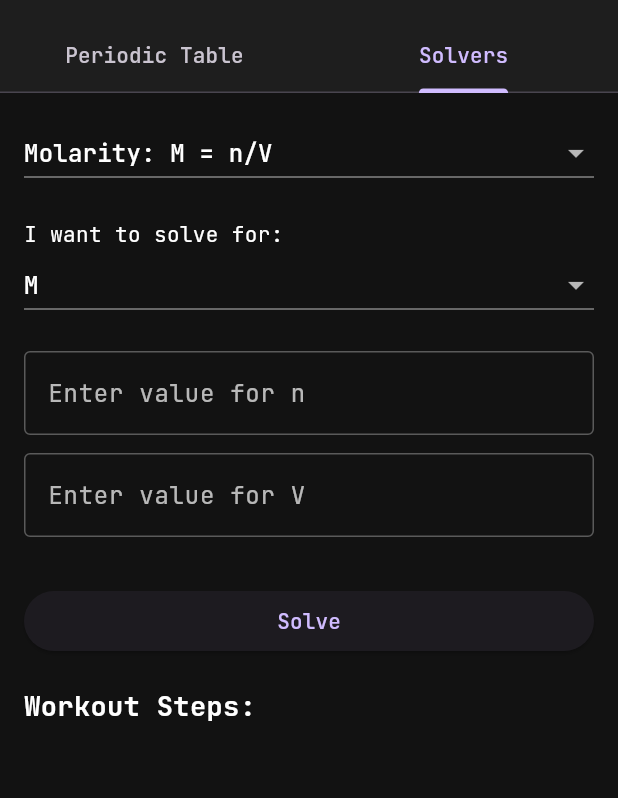
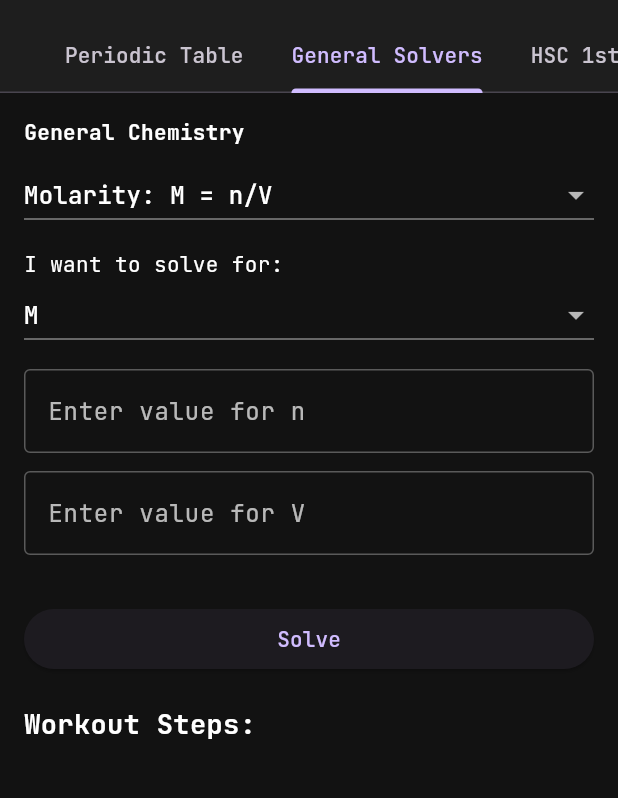
Before and after one commit to RRO-007/omniformula_solver, a Flutter app: the ChemistryPage screen opened directly, tab 2 chosen, on a phone screen of 412 x 824 dp, the part 63-861 px from its top. Run offline on Flutter 3.47's test engine with Material 3 defaults, Android fonts, the phone set to English and light mode, and no system bars; our stand-ins replace google_fonts, math_expressions.

Commit message:
Added HSC Chemistry 1st Paper formulas database + tabbed Chemistry page + fixed linter error

```diff
--- /dev/null
+++ b/lib/models/chemistry/hsc_chem1_database.dart
@@ -0,0 +1,464 @@
+import '../formula.dart';
+
+class HscChem1Database {
+  static final List<Formula> hscChem1Formulas = [
+    // ========== CHAPTER 1: LAB SAFETY & BASIC CONCEPTS ==========
+    Formula(
+      id: 'chem1_rider_constant',
+      name: 'Rider Constant (RC = 2m/N)',
+      variables: ['RC', 'm_rider', 'N'],
+      equations: {
+        'RC': '2*m_rider/N',
+        'm_rider': 'RC*N/2',
+        'N': '2*m_rider/RC',
+      },
+    ),
+    Formula(
+      id: 'chem1_total_mass',
+      name: 'Total Mass (Paul-Bunge Balance)',
+      variables: ['M', 'M_gram', 'M_mg', 'd', 'RC'],
+      equations: {
+        'M': 'M_gram+M_mg+(d*RC)',
+        'd': '(M-M_gram-M_mg)/RC',
+        'RC': '(M-M_gram-M_mg)/d',
+      },
+    ),
+    Formula(
+      id: 'chem1_molarity',
+      name: 'Molarity (S = w/(M*V))',
+      variables: ['S', 'w', 'M', 'V_L'],
+      equations: {
+        'S': 'w/(M*V_L)',
+        'w': 'S*M*V_L',
+        'M': 'w/(S*V_L)',
+        'V_L': 'w/(S*M)',
+      },
+    ),
+    Formula(
+      id: 'chem1_mass_solute',
+      name: 'Mass of Solute Required',
+      variables: ['w', 'S', 'M', 'V_mL'],
+      equations: {
+        'w': 'S*M*V_mL/1000',
+        'S': '1000*w/(M*V_mL)',
+        'M': '1000*w/(S*V_mL)',
+        'V_mL': '1000*w/(S*M)',
+      },
+    ),
+    Formula(
+      id: 'chem1_dilution_law',
+      name: 'Dilution Law (V1S1 = V2S2)',
+      variables: ['V1', 'S1', 'V2', 'S2'],
+      equations: {
+        'V1': 'V2*S2/S1',
+        'S1': 'V2*S2/V1',
+        'V2': 'V1*S1/S2',
+        'S2': 'V1*S1/V2',
+      },
+    ),
+    Formula(
+      id: 'chem1_moles',
+      name: 'Number of Moles (n = w/M)',
+      variables: ['n', 'w', 'M'],
+      equations: {'n': 'w/M', 'w': 'n*M', 'M': 'w/n'},
+    ),
+    Formula(
+      id: 'chem1_ph_basic',
+      name: 'pH of Basic Solution (pH = 14 + log[OH])',
+      variables: ['pH', 'OH'],
+      equations: {'pH': '14+log(OH)', 'OH': '10^(pH-14)'},
+    ),
+
+    // ========== CHAPTER 2: QUALITATIVE CHEMISTRY ==========
+    Formula(
+      id: 'chem1_bohr_radius',
+      name: 'Bohr Radius (rn = 0.529n²/Z)',
+      variables: ['rn', 'n', 'Z'],
+      equations: {
+        'rn': '0.529e-10*n^2/Z',
+        'n': 'sqrt(rn*Z/0.529e-10)',
+        'Z': '0.529e-10*n^2/rn',
+      },
+    ),
+    Formula(
+      id: 'chem1_bohr_velocity',
+      name: 'Bohr Velocity (vn = 2.18e6 Z/n)',
+      variables: ['vn', 'Z', 'n'],
+      equations: {'vn': '2.18e6*Z/n', 'Z': 'vn*n/2.18e6', 'n': '2.18e6*Z/vn'},
+    ),
+    Formula(
+      id: 'chem1_angular_momentum',
+      name: 'Angular Momentum (L = nh/2π)',
+      variables: ['L', 'n'],
+      equations: {'L': 'n*6.626e-34/(2*3.14159)', 'n': 'L*2*3.14159/6.626e-34'},
+    ),
+    Formula(
+      id: 'chem1_bohr_energy',
+      name: 'Bohr Energy (En = -13.6Z²/n² eV)',
+      variables: ['En', 'Z', 'n'],
+      equations: {
+        'En': '-13.6*Z^2/(n^2)',
+        'Z': 'sqrt(-En*n^2/13.6)',
+        'n': 'sqrt(-13.6*Z^2/En)',
+      },
+    ),
+    Formula(
+      id: 'chem1_bohr_energy_molar',
+      name: 'Bohr Molar Energy (kJ/mol)',
+      variables: ['En', 'Z', 'n'],
+      equations: {
+        'En': '-1312*Z^2/(n^2)',
+        'Z': 'sqrt(-En*n^2/1312)',
+        'n': 'sqrt(-1312*Z^2/En)',
+      },
+    ),
+    Formula(
+      id: 'chem1_planck_energy',
+      name: 'Planck-Einstein (ΔE = hν)',
+      variables: ['dE', 'nu', 'lambda'],
+      equations: {
+        'dE': '6.626e-34*nu',
+        'nu': 'dE/6.626e-34',
+        'lambda': '6.626e-34*3e8/dE',
+      },
+    ),
+    Formula(
+      id: 'chem1_de_broglie',
+      name: 'de Broglie (λ = h/mv)',
+      variables: ['lambda', 'm', 'v'],
+      equations: {
+        'lambda': '6.626e-34/(m*v)',
+        'm': '6.626e-34/(lambda*v)',
+        'v': '6.626e-34/(lambda*m)',
+      },
+    ),
+    Formula(
+      id: 'chem1_orbitals_subshell',
+      name: 'Orbitals per Subshell (N = 2l+1)',
+      variables: ['N', 'l'],
+      equations: {'N': '2*l+1', 'l': '(N-1)/2'},
+    ),
+    Formula(
+      id: 'chem1_max_electrons_subshell',
+      name: 'Max Electrons Subshell (N = 2(2l+1))',
+      variables: ['N', 'l'],
+      equations: {'N': '2*(2*l+1)', 'l': '(N/2-1)/2'},
+    ),
+    Formula(
+      id: 'chem1_orbitals_shell',
+      name: 'Orbitals per Shell (N = n²)',
+      variables: ['N', 'n'],
+      equations: {'N': 'n^2', 'n': 'sqrt(N)'},
+    ),
+    Formula(
+      id: 'chem1_max_electrons_shell',
+      name: 'Max Electrons Shell (N = 2n²)',
+      variables: ['N', 'n'],
+      equations: {'N': '2*n^2', 'n': 'sqrt(N/2)'},
+    ),
+    Formula(
+      id: 'chem1_mass_number',
+      name: 'Mass Number (A = Z + n)',
+      variables: ['A', 'Z', 'n'],
+      equations: {'A': 'Z+n', 'Z': 'A-n', 'n': 'A-Z'},
+    ),
+    Formula(
+      id: 'chem1_charge_to_mass',
+      name: 'Mass from e/(e/m)',
+      variables: ['m', 'e', 'em_ratio'],
+      equations: {'m': 'e/em_ratio', 'e': 'm*em_ratio', 'em_ratio': 'e/m'},
+    ),
+    Formula(
+      id: 'chem1_faraday_charge',
+      name: 'Charge of 1 mole e⁻ (Q = NA·e)',
+      variables: ['Q'],
+      equations: {'Q': '6.022e23*1.602e-19'},
+    ),
+
+    // ========== CHAPTER 3: PERIODIC PROPERTIES ==========
+    Formula(
+      id: 'chem1_group_p_block',
+      name: 'p-block Group Number (10 + s + p)',
+      variables: ['G', 's', 'p'],
+      equations: {'G': '10+s+p', 's': 'G-10-p', 'p': 'G-10-s'},
+    ),
+    Formula(
+      id: 'chem1_group_d_block',
+      name: 'd-block Group Number (d + s)',
+      variables: ['G', 'd', 's'],
+      equations: {'G': 'd+s', 'd': 'G-s', 's': 'G-d'},
+    ),
+    Formula(
+      id: 'chem1_charge_density',
+      name: 'Charge Density (Z/r)',
+      variables: ['CD', 'Z', 'r'],
+      equations: {'CD': 'Z/r', 'Z': 'CD*r', 'r': 'Z/CD'},
+    ),
+    Formula(
+      id: 'chem1_magnetic_moment',
+      name: 'Spin-only Magnetic Moment',
+      variables: ['mu_s', 'n'],
+      equations: {'mu_s': 'sqrt(n*(n+2))', 'n': 'sqrt(1+mu_s^2)-1'},
+    ),
+    Formula(
+      id: 'chem1_crystal_field',
+      name: 'Crystal Field Splitting Energy',
+      variables: ['dE', 'lambda'],
+      equations: {'dE': '6.626e-34*3e8/lambda', 'lambda': '6.626e-34*3e8/dE'},
+    ),
+
+    // ========== CHAPTER 4: CHEMICAL CHANGE ==========
+    Formula(
+      id: 'chem1_atom_economy',
+      name: 'Percentage Atom Economy',
+      variables: ['AE', 'M_prod', 'M_react'],
+      equations: {
+        'AE': '(M_prod/M_react)*100',
+        'M_prod': 'AE*M_react/100',
+        'M_react': 'M_prod*100/AE',
+      },
+    ),
+    Formula(
+      id: 'chem1_rate_reaction',
+      name: 'Rate of Reaction',
+      variables: ['rate', 'dx', 'dt'],
+      equations: {'rate': 'dx/dt', 'dx': 'rate*dt', 'dt': 'dx/rate'},
+    ),
+    Formula(
+      id: 'chem1_rate_law',
+      name: 'Rate Law (r = k[A]^m[B]^n)',
+      variables: ['r', 'k', 'A', 'B', 'm', 'n'],
+      equations: {
+        'r': 'k*(A^m)*(B^n)',
+        'k': 'r/((A^m)*(B^n))',
+        'A': '(r/(k*(B^n)))^(1/m)',
+        'B': '(r/(k*(A^m)))^(1/n)',
+      },
+    ),
+    Formula(
+      id: 'chem1_first_order',
+      name: 'First-Order Kinetics (k = (1/t)ln(a/(a-x)))',
+      variables: ['k', 't', 'a', 'x'],
+      equations: {
+        'k': '(1/t)*ln(a/(a-x))',
+        't': '(1/k)*ln(a/(a-x))',
+        'a': 'x/(1-2.71828^(-k*t))',
+        'x': 'a*(1-2.71828^(-k*t))',
+      },
+    ),
+    Formula(
+      id: 'chem1_first_half_life',
+      name: 'First-Order Half-Life (t½ = 0.693/k)',
+      variables: ['t_half', 'k'],
+      equations: {'t_half': '0.693/k', 'k': '0.693/t_half'},
+    ),
+    Formula(
+      id: 'chem1_second_order',
+      name: 'Second-Order Kinetics',
+      variables: ['k', 't', 'a', 'x'],
+      equations: {
+        'k': '(1/t)*(x/(a*(a-x)))',
+        't': '(1/k)*(x/(a*(a-x)))',
+        'a': 'x/(1-1/(1+k*t*x))',
+        'x': 'a*(1-1/(1+k*t*a))',
+      },
+    ),
+    Formula(
+      id: 'chem1_second_half_life',
+      name: 'Second-Order Half-Life (t½ = 1/ka)',
+      variables: ['t_half', 'k', 'a'],
+      equations: {
+        't_half': '1/(k*a)',
+        'k': '1/(t_half*a)',
+        'a': '1/(k*t_half)',
+      },
+    ),
+    Formula(
+      id: 'chem1_arrhenius',
+      name: 'Arrhenius Equation (k = A·e^(-Ea/RT))',
+      variables: ['k', 'A', 'Ea', 'T'],
+      equations: {
+        'k': 'A*2.71828^(-Ea/(8.314*T))',
+        'A': 'k/2.71828^(-Ea/(8.314*T))',
+        'Ea': '-8.314*T*ln(k/A)',
+        'T': '-Ea/(8.314*ln(k/A))',
+      },
+    ),
+    Formula(
+      id: 'chem1_arrhenius_2temp',
+      name: 'Arrhenius 2-Temperature Form',
+      variables: ['k1', 'k2', 'T1', 'T2', 'Ea'],
+      equations: {
+        'k2': 'k1*2.71828^((Ea/8.314)*(1/T1-1/T2))',
+        'k1': 'k2/2.71828^((Ea/8.314)*(1/T1-1/T2))',
+        'Ea': '8.314*ln(k2/k1)/(1/T1-1/T2)',
+        'T1': '1/(1/T2-Ea/(8.314*ln(k2/k1)))',
+        'T2': '1/(1/T1+Ea/(8.314*ln(k2/k1)))',
+      },
+    ),
+    Formula(
+      id: 'chem1_kc',
+      name: 'Equilibrium Constant Kc',
+      variables: ['Kc', 'C', 'D', 'A', 'B', 'c', 'd', 'a', 'b'],
+      equations: {
+        'Kc': '(C^c*D^d)/(A^a*B^b)',
+        'C': '((Kc*(A^a)*(B^b))/(D^d))^(1/c)',
+      },
+    ),
+    Formula(
+      id: 'chem1_kp',
+      name: 'Equilibrium Constant Kp',
+      variables: ['Kp', 'pC', 'pD', 'pA', 'pB', 'c', 'd', 'a', 'b'],
+      equations: {
+        'Kp': '(pC^c*pD^d)/(pA^a*pB^b)',
+        'pC': '((Kp*(pA^a)*(pB^b))/(pD^d))^(1/c)',
+      },
+    ),
+    Formula(
+      id: 'chem1_kp_kc',
+      name: 'Kp and Kc Relation (Kp = Kc(RT)^Δn)',
+      variables: ['Kp', 'Kc', 'T', 'dn'],
+      equations: {
+        'Kp': 'Kc*(0.0821*T)^dn',
+        'Kc': 'Kp/((0.0821*T)^dn)',
+        'T': '((Kp/Kc)^(1/dn))/0.0821',
+        'dn': 'ln(Kp/Kc)/ln(0.0821*T)',
+      },
+    ),
+    Formula(
+      id: 'chem1_pcl5_kc',
+      name: 'PCl5 Dissociation Kc',
+      variables: ['Kc', 'alpha', 'V'],
+      equations: {
+        'Kc': 'alpha^2/((1-alpha)*V)',
+        'alpha': '(-Kc*V+sqrt(Kc^2*V^2+4*Kc*V))/2',
+      },
+    ),
+    Formula(
+      id: 'chem1_pcl5_kp',
+      name: 'PCl5 Dissociation Kp',
+      variables: ['Kp', 'alpha', 'P'],
+      equations: {'Kp': 'alpha^2*P/(1-alpha^2)', 'alpha': 'sqrt(Kp/(P+Kp))'},
+    ),
+    Formula(
+      id: 'chem1_n2o4_kp',
+      name: 'N2O4 Dissociation Kp',
+      variables: ['Kp', 'alpha', 'P'],
+      equations: {
+        'Kp': '4*alpha^2*P/(1-alpha^2)',
+        'alpha': 'sqrt(Kp/(4*P+Kp))',
+      },
+    ),
+    Formula(
+      id: 'chem1_kw',
+      name: 'Ionic Product of Water (Kw = [H][OH])',
+      variables: ['Kw', 'H', 'OH'],
+      equations: {'Kw': 'H*OH', 'H': 'Kw/OH', 'OH': 'Kw/H'},
+    ),
+    Formula(
+      id: 'chem1_ostwald_acid',
+      name: "Ostwald Dilution Law (Acid)",
+      variables: ['Ka', 'alpha', 'C'],
+      equations: {
+        'Ka': 'alpha^2*C/(1-alpha)',
+        'alpha': '(-Ka+sqrt(Ka^2+4*Ka*C))/(2*C)',
+        'C': 'Ka*(1-alpha)/(alpha^2)',
+      },
+    ),
+    Formula(
+      id: 'chem1_ostwald_acid_approx',
+      name: "Ostwald Dilution Law (Acid, α << 1)",
+      variables: ['Ka', 'alpha', 'C'],
+      equations: {
+        'Ka': 'alpha^2*C',
+        'alpha': 'sqrt(Ka/C)',
+        'C': 'Ka/(alpha^2)',
+      },
+    ),
+    Formula(
+      id: 'chem1_ostwald_base',
+      name: "Ostwald Dilution Law (Base)",
+      variables: ['Kb', 'alpha', 'C'],
+      equations: {
+        'Kb': 'alpha^2*C/(1-alpha)',
+        'alpha': '(-Kb+sqrt(Kb^2+4*Kb*C))/(2*C)',
+        'C': 'Kb*(1-alpha)/(alpha^2)',
+      },
+    ),
+    Formula(
+      id: 'chem1_ph',
+      name: 'pH Definition (pH = -log[H])',
+      variables: ['pH', 'H'],
+      equations: {'pH': '-log(H)', 'H': '10^(-pH)'},
+    ),
+    Formula(
+      id: 'chem1_poh',
+      name: 'pOH Definition (pOH = -log[OH])',
+      variables: ['pOH', 'OH'],
+      equations: {'pOH': '-log(OH)', 'OH': '10^(-pOH)'},
+    ),
+    Formula(
+      id: 'chem1_ph_poh',
+      name: 'pH + pOH = 14',
+      variables: ['pH', 'pOH'],
+      equations: {'pH': '14-pOH', 'pOH': '14-pH'},
+    ),
+    Formula(
+      id: 'chem1_henderson_acid',
+      name: 'Henderson-Hasselbalch (Acid Buffer)',
+      variables: ['pH', 'pKa', 'Salt', 'Acid'],
+      equations: {
+        'pH': 'pKa+log(Salt/Acid)',
+        'pKa': 'pH-log(Salt/Acid)',
+        'Salt': 'Acid*10^(pH-pKa)',
+        'Acid': 'Salt/10^(pH-pKa)',
+      },
+    ),
+    Formula(
+      id: 'chem1_henderson_base',
+      name: 'Henderson-Hasselbalch (Base Buffer)',
+      variables: ['pOH', 'pKb', 'Salt', 'Base'],
+      equations: {
+        'pOH': 'pKb+log(Salt/Base)',
+        'pKb': 'pOH-log(Salt/Base)',
+        'Salt': 'Base*10^(pOH-pKb)',
+        'Base': 'Salt/10^(pOH-pKb)',
+      },
+    ),
+    Formula(
+      id: 'chem1_heat_capacity',
+      name: 'Heat Capacity (q = m·s·ΔT)',
+      variables: ['q', 'm', 's', 'dT'],
+      equations: {
+        'q': 'm*s*dT',
+        'm': 'q/(s*dT)',
+        's': 'q/(m*dT)',
+        'dT': 'q/(m*s)',
+      },
+    ),
+    Formula(
+      id: 'chem1_bond_enthalpy',
+      name: 'Enthalpy from Bond Energies',
+      variables: ['dH', 'sum_broken', 'sum_formed'],
+      equations: {
+        'dH': 'sum_broken-sum_formed',
+        'sum_broken': 'dH+sum_formed',
+        'sum_formed': 'sum_broken-dH',
+      },
+    ),
+    Formula(
+      id: 'chem1_hess_law',
+      name: "Hess's Law (ΔH = ΔH1 + ΔH2)",
+      variables: ['dH', 'dH1', 'dH2'],
+      equations: {'dH': 'dH1+dH2', 'dH1': 'dH-dH2', 'dH2': 'dH-dH1'},
+    ),
+
+    // ========== CHAPTER 5: VOCATIONAL CHEMISTRY ==========
+    Formula(
+      id: 'chem1_water_activity',
+      name: 'Water Activity (aw = p/p0)',
+      variables: ['aw', 'p', 'p0'],
+      equations: {'aw': 'p/p0', 'p': 'aw*p0', 'p0': 'p/aw'},
+    ),
+  ];
+}
--- a/lib/models/search/search_helper.dart
+++ b/lib/models/search/search_helper.dart
@@ -3,6 +3,7 @@ import '../physics/hsc_physics1_database.dart';
 import '../physics/hsc_physics2_database.dart';
 import '../math/geometry_formula_database.dart';
 import '../chemistry/chemistry_formula_database.dart';
+import '../chemistry/hsc_chem1_database.dart';
 import '../tools/constant_database.dart';
 import '../math/math_formula_database.dart';
 
@@ -54,6 +55,12 @@ class SearchHelper {
       }
     }
 
+    for (var f in HscChem1Database.hscChem1Formulas) {
+      if (f.name.toLowerCase().contains(lowerQuery)) {
+        results.add(SearchResult(f.name, 'Chemistry'));
+      }
+    }
+
     for (var c in ConstantDatabase.constants) {
       if (c.name.toLowerCase().contains(lowerQuery) ||
           c.symbol.toLowerCase().contains(lowerQuery)) {
--- a/lib/views/chemistry/chemistry_solver_page.dart
+++ b/lib/views/chemistry/chemistry_solver_page.dart
@@ -1,7 +1,9 @@
 import 'package:flutter/material.dart';
+
 import '../../controllers/solver_engine.dart';
 import '../../models/formula.dart';
 import '../../models/chemistry/chemistry_formula_database.dart';
+import '../../models/chemistry/hsc_chem1_database.dart';
 import 'periodic_table_page.dart';
 
 class ChemistryPage extends StatelessWidget {
@@ -10,21 +12,30 @@ class ChemistryPage extends StatelessWidget {
   @override
   Widget build(BuildContext context) {
     return DefaultTabController(
-      length: 2,
+      length: 3,
       child: Scaffold(
         appBar: AppBar(
           title: const Text('Chemistry'),
           bottom: const TabBar(
+            isScrollable: true,
             tabs: [
               Tab(text: 'Periodic Table'),
-              Tab(text: 'Solvers'),
+              Tab(text: 'General Solvers'),
+              Tab(text: 'HSC 1st Paper'),
             ],
           ),
         ),
         body: const TabBarView(
           children: [
             PeriodicTablePage(),
-            ChemistrySolver(),
+            FormulaSolver(
+              formulas: ChemistryFormulaDatabase.chemistryFormulas,
+              hubName: 'General Chemistry',
+            ),
+            FormulaSolver(
+              formulas: HscChem1Database.hscChem1Formulas,
+              hubName: 'HSC Chemistry 1st Paper',
+            ),
           ],
         ),
       ),
@@ -32,15 +43,24 @@ class ChemistryPage extends StatelessWidget {
   }
 }
 
-class ChemistrySolver extends StatefulWidget {
-  const ChemistrySolver({super.key});
+class FormulaSolver extends StatefulWidget {
+  final List<Formula> formulas;
+  final String hubName;
+
+  const FormulaSolver({
+    super.key,
+    required this.formulas,
+    required this.hubName,
+  });
+
   @override
-  State<ChemistrySolver> createState() => _ChemistrySolverState();
+  State<FormulaSolver> createState() => _FormulaSolverState();
 }
 
-class _ChemistrySolverState extends State<ChemistrySolver> {
+class _FormulaSolverState extends State<FormulaSolver> {
   final _solver = SolverEngine();
-  Formula _selectedFormula = ChemistryFormulaDatabase.chemistryFormulas[0];
+  late Formula _selectedFormula;
+
   final Map<String, TextEditingController> _controllers = {};
   String? _targetVariable;
   List<String> _steps = [];
@@ -48,6 +68,7 @@ class _ChemistrySolverState extends State<ChemistrySolver> {
   @override
   void initState() {
     super.initState();
+    _selectedFormula = widget.formulas[0];
     _initializeControllers();
   }
 
@@ -62,11 +83,14 @@ class _ChemistrySolverState extends State<ChemistrySolver> {
 
   void _solve() {
     Map<String, double> knownValues = {};
+
     for (var variable in _selectedFormula.variables) {
       if (variable != _targetVariable) {
-        knownValues[variable] = double.tryParse(_controllers[variable]!.text) ?? 0.0;
+        double val = double.tryParse(_controllers[variable]!.text) ?? 0.0;
+        knownValues[variable] = val;
       }
     }
+
     setState(() {
       _steps = _solver.solve(_selectedFormula, _targetVariable!, knownValues);
     });
@@ -79,6 +103,11 @@ class _ChemistrySolverState extends State<ChemistrySolver> {
       child: Column(
         crossAxisAlignment: CrossAxisAlignment.start,
         children: [
+          Text(
+            widget.hubName,
+            style: const TextStyle(fontSize: 14, fontWeight: FontWeight.bold),
+          ),
+          const SizedBox(height: 8),
           DropdownButton<Formula>(
             value: _selectedFormula,
             isExpanded: true,
@@ -90,11 +119,14 @@ class _ChemistrySolverState extends State<ChemistrySolver> {
                 });
               }
             },
-            items: ChemistryFormulaDatabase.chemistryFormulas
-                .map((f) => DropdownMenuItem(value: f, child: Text(f.name)))
-                .toList(),
+            items: widget.formulas.map((formula) {
+              return DropdownMenuItem(
+                value: formula,
+                child: Text(formula.name, overflow: TextOverflow.ellipsis),
+              );
+            }).toList(),
           ),
-          const SizedBox(height: 20),
+          const SizedBox(height: 12),
           const Text("I want to solve for:"),
           DropdownButton<String>(
             value: _targetVariable,
@@ -105,11 +137,11 @@ class _ChemistrySolverState extends State<ChemistrySolver> {
                 _steps = [];
               });
             },
-            items: _selectedFormula.variables
-                .map((v) => DropdownMenuItem(value: v, child: Text(v)))
-                .toList(),
+            items: _selectedFormula.variables.map((variable) {
+              return DropdownMenuItem(value: variable, child: Text(variable));
+            }).toList(),
           ),
-          const SizedBox(height: 20),
+          const SizedBox(height: 12),
           Expanded(
             child: ListView(
               children: [
@@ -120,20 +152,30 @@ class _ChemistrySolverState extends State<ChemistrySolver> {
                         padding: const EdgeInsets.only(bottom: 12.0),
                         child: TextField(
                           controller: _controllers[variable],
-                      keyboardType: TextInputType.number,
-                      decoration: InputDecoration(labelText: 'Enter value for $variable'),
+                          keyboardType: const TextInputType.numberWithOptions(
+                            decimal: true,
+                            signed: true,
+                          ),
+                          decoration: InputDecoration(
+                            labelText: 'Enter value for $variable',
+                          ),
                         ),
                       );
                     }),
                 const SizedBox(height: 20),
                 ElevatedButton(onPressed: _solve, child: const Text('Solve')),
                 const SizedBox(height: 20),
-                const Text('Workout Steps:', style: TextStyle(fontSize: 18, fontWeight: FontWeight.bold)),
+                const Text(
+                  'Workout Steps:',
+                  style: TextStyle(fontSize: 18, fontWeight: FontWeight.bold),
+                ),
                 const SizedBox(height: 10),
-                ..._steps.map((s) => Padding(
+                ..._steps.map(
+                  (step) => Padding(
                     padding: const EdgeInsets.only(bottom: 8.0),
-                  child: Text(s, style: const TextStyle(fontSize: 16)),
-                )),
+                    child: Text(step, style: const TextStyle(fontSize: 16)),
+                  ),
+                ),
               ],
             ),
           ),
--- a/lib/views/math/matrix_calculator_page.dart
+++ b/lib/views/math/matrix_calculator_page.dart
@@ -146,7 +146,7 @@ class _MatrixCalculatorPageState extends State<MatrixCalculatorPage> {
               _result = '';
             }),
             items: [2, 3]
-                .map((s) => DropdownMenuItem(value: s, child: Text('${s}×$s')))
+                .map((s) => DropdownMenuItem(value: s, child: Text('$s×$s')))
                 .toList(),
           ),
           const SizedBox(height: 16),
```
Lines whose indentation alone changed are shown as unchanged.
